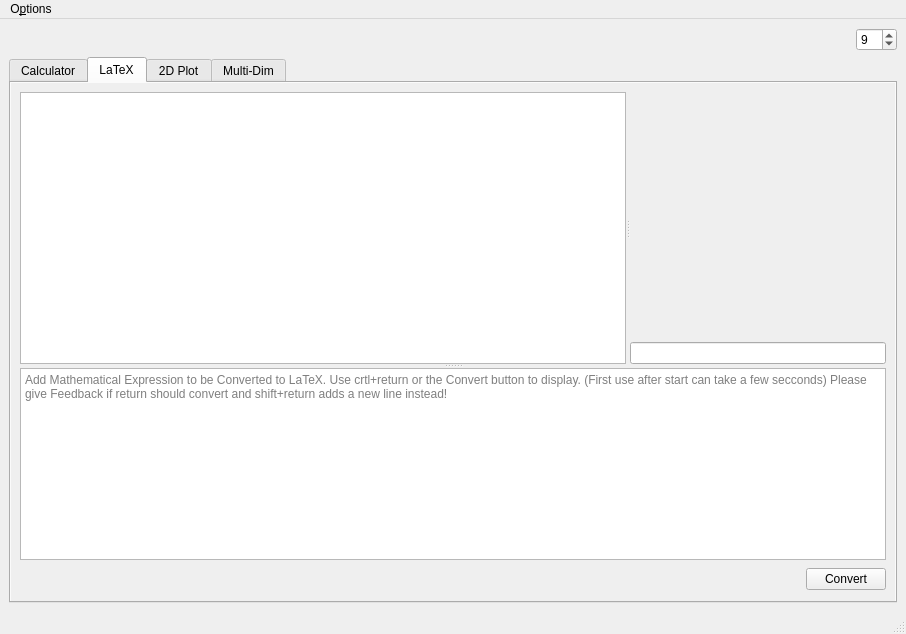
AstusRush/AMaDiA, file AMaDiAUI.ui: the form before one commit.
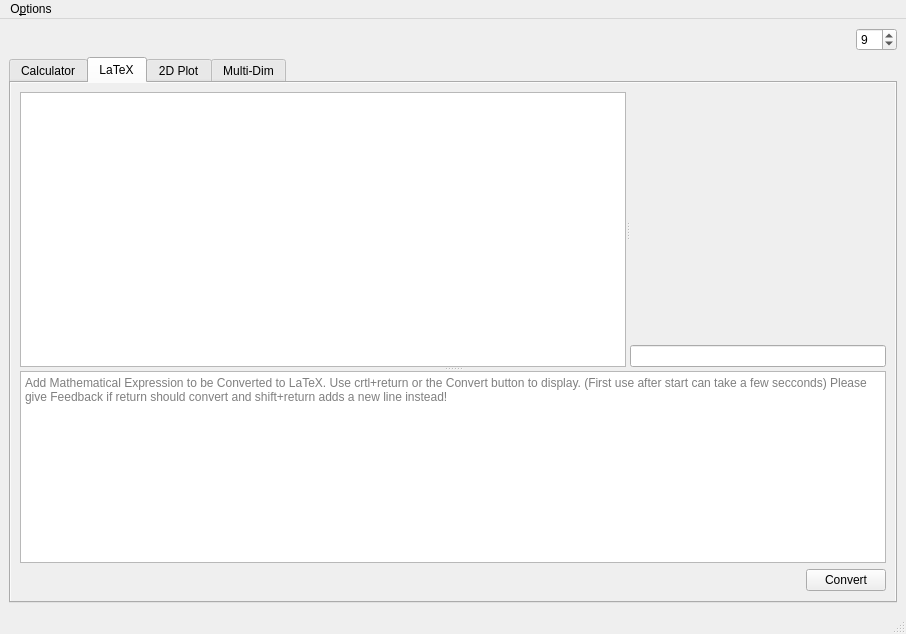
The form after the commit. The open tabs and pages were chosen to show the change. Custom widgets are drawn as their Qt base class.

```diff
--- a/AMaDiAUI.ui
+++ b/AMaDiAUI.ui
@@ -132,8 +132,8 @@
           </property>
           <property name="sizeHint" stdset="0">
            <size>
-            <width>40</width>
-            <height>20</height>
+            <width>780</width>
+            <height>17</height>
            </size>
           </property>
          </spacer>
```
Left out of the diff: 22 changed lines with no effect on the pictures.
